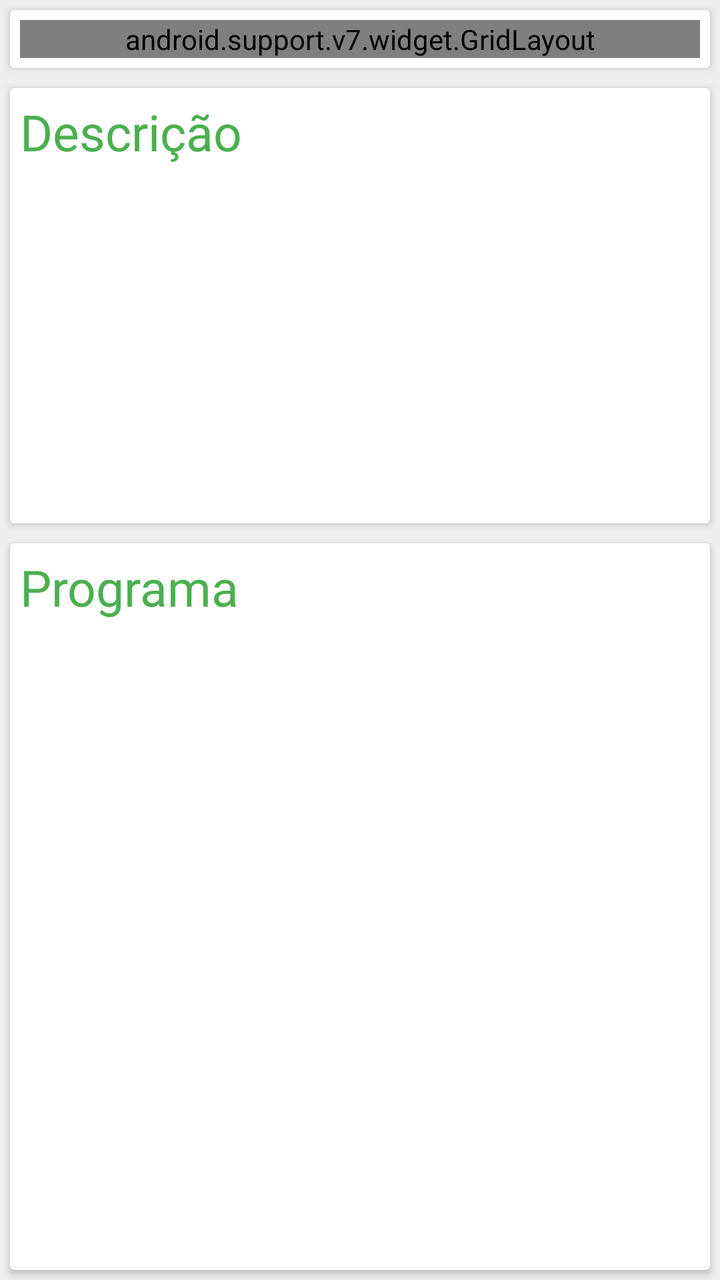
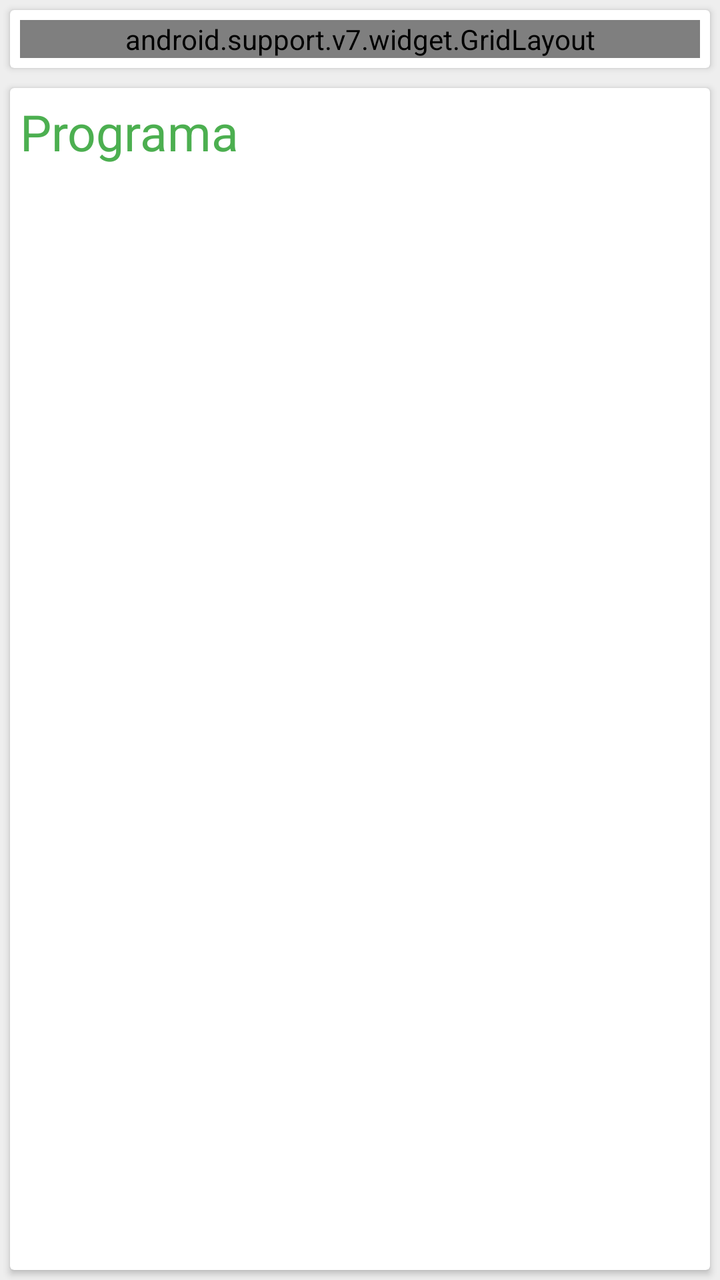

The first picture is an Android layout as it rendered before a commit; the second is the same layout after the commit. The layout source and the unified diff follow.
<!-- AndroidManifest.xml: application theme AppTheme -->
<!-- res/layout/degree_class_fragment.xml -->
<LinearLayout xmlns:android="http://schemas.android.com/apk/res/android"
    xmlns:app="http://schemas.android.com/apk/res-auto"
    xmlns:tools="http://schemas.android.com/tools"
    android:layout_width="match_parent"
    android:layout_height="match_parent"
    android:orientation="vertical"
    tools:context="pt.cmg.sweranker.degrees.DegreeClassFragment"
    android:background="@color/darkerBackground">

    <android.support.v7.widget.CardView
        android:layout_width="match_parent"
        android:layout_height="wrap_content"
        android:layout_margin="@dimen/card_margin"
        app:contentPadding="@dimen/card_inner_padding">

        <android.support.v7.widget.GridLayout xmlns:grid="http://schemas.android.com/apk/res-auto"
            android:layout_width="match_parent"
            android:layout_height="match_parent"
            app:columnCount="4"
            app:rowCount="2">

            <TextView
                android:id="@+id/textView2"
                android:layout_width="wrap_content"
                android:layout_height="wrap_content"
                app:layout_column="0"
                app:layout_row="0"
                grid:layout_columnWeight="0"
                android:text="@string/year"
                android:textSize="@dimen/degree_class_list_item_size"
                android:textColor="@color/colorPrimary" />

            <TextView
                android:id="@+id/year"
                android:layout_width="wrap_content"
                android:layout_height="wrap_content"
                android:layout_alignParentStart="true"
                android:layout_alignParentTop="true"
                android:gravity="center_horizontal"
                android:text="5"
                app:layout_column="1"
                app:layout_row="0"
                grid:layout_columnWeight="2"
                android:textSize="@dimen/degree_class_list_item_size"
                grid:layout_gravity="fill_horizontal" />

            <TextView
                android:id="@+id/textView3"
                android:layout_width="wrap_content"
                android:layout_height="wrap_content"
                android:text="@string/semester"
                app:layout_column="2"
                app:layout_row="0"
                grid:layout_columnWeight="0"
                android:textSize="@dimen/degree_class_list_item_size"
                android:textColor="@color/colorPrimary" />

            <TextView
                android:id="@+id/semester"
                android:layout_width="wrap_content"
                android:layout_height="wrap_content"
                android:layout_alignParentRight="true"
                android:gravity="center_horizontal"
                android:text="2"
                app:layout_column="3"
                app:layout_row="0"
                grid:layout_columnWeight="2"
                android:textSize="@dimen/degree_class_list_item_size"
                grid:layout_gravity="fill_horizontal" />

            <TextView
                android:id="@+id/textView4"
                android:layout_width="wrap_content"
                android:layout_height="wrap_content"
                android:text="@string/ects"
                app:layout_column="0"
                app:layout_row="1"
                grid:layout_columnWeight="0"
                android:textSize="@dimen/degree_class_list_item_size"
                android:textColor="@color/colorPrimary" />

            <TextView
                android:id="@+id/ects"
                android:layout_width="wrap_content"
                android:layout_height="wrap_content"
                android:layout_alignParentLeft="true"
                android:layout_below="@+id/year"
                android:gravity="center_horizontal"
                android:text="6"
                app:layout_column="1"
                app:layout_row="1"
                grid:layout_columnWeight="2"
                android:textSize="@dimen/degree_class_list_item_size"
                grid:layout_gravity="fill_horizontal" />

            <TextView
                android:id="@+id/textView5"
                android:layout_width="wrap_content"
                android:layout_height="wrap_content"
                android:text="@string/optional"
                app:layout_column="2"
                app:layout_row="1"
                grid:layout_columnWeight="0"
                android:textSize="@dimen/degree_class_list_item_size"
                android:textColor="@color/colorPrimary" />

            <TextView
                android:id="@+id/optional"
                android:layout_width="wrap_content"
                android:layout_height="wrap_content"
                android:layout_alignParentRight="true"
                android:layout_below="@+id/semester"
                android:gravity="center_horizontal"
                android:text="No"
                app:layout_column="3"
                app:layout_row="1"
                grid:layout_columnWeight="2"
                android:textSize="@dimen/degree_class_list_item_size"
                grid:layout_gravity="fill_horizontal" />

        </android.support.v7.widget.GridLayout>
    </android.support.v7.widget.CardView>

    <android.support.v7.widget.CardView
        android:layout_width="match_parent"
        android:layout_height="0px"
        android:layout_weight="3"
        android:layout_margin="@dimen/card_margin"
        app:contentPadding="@dimen/card_inner_padding">

        <LinearLayout
            android:layout_width="match_parent"
            android:layout_height="wrap_content"
            android:orientation="vertical">

            <TextView
                android:id="@+id/class_description_label"
                android:layout_width="match_parent"
                android:layout_height="wrap_content"
                android:text="@string/description"
                android:textSize="@dimen/degree_class_title_size"
                android:textColor="@color/colorPrimary" />

            <android.support.v4.widget.NestedScrollView
                android:layout_width="match_parent"
                android:layout_height="match_parent">

                <TextView
                    android:id="@+id/class_description_text"
                    android:layout_width="match_parent"
                    android:layout_height="wrap_content"
                    android:textSize="@dimen/degree_class_list_item_size" />


            </android.support.v4.widget.NestedScrollView>

        </LinearLayout>

    </android.support.v7.widget.CardView>

    <android.support.v7.widget.CardView
        android:layout_width="match_parent"
        android:layout_height="0px"
        android:layout_margin="@dimen/card_margin"
        android:layout_weight="5"
        app:contentPadding="@dimen/card_inner_padding">

        <LinearLayout
            android:layout_width="match_parent"
            android:layout_height="match_parent"
            android:orientation="vertical">

            <TextView
                android:id="@+id/class_curriculum"
                android:layout_width="match_parent"
                android:layout_height="wrap_content"
                android:text="@string/program"
                android:textSize="@dimen/degree_class_title_size"
                android:textColor="@color/colorPrimary" />

            <android.support.v7.widget.RecyclerView
                android:id="@+id/degree_program_list"
                android:layout_width="match_parent"
                android:layout_height="match_parent" />

        </LinearLayout>
    </android.support.v7.widget.CardView>

</LinearLayout>
<!-- resources referenced by this layout -->
<resources>
  <color name="colorPrimary">#4caf50</color>
  <color name="darkerBackground">#eeeeee</color>
  <dimen name="card_inner_padding">5dp</dimen>
  <dimen name="card_margin">5dp</dimen>
  <dimen name="degree_class_list_item_size">17dp</dimen>
  <dimen name="degree_class_title_size">25dp</dimen>
  <string name="description">Descrição</string>
  <string name="ects">ECTS</string>
  <string name="optional">Opcional</string>
  <string name="program">Programa</string>
  <string name="semester">Semestre</string>
  <string name="year">Ano</string>
  <style name="AppTheme" parent="Theme.AppCompat.Light.NoActionBar">
          <item name="colorPrimary">@color/colorPrimary</item>
          <item name="colorPrimaryDark">@color/colorPrimaryDark</item>
          <item name="colorAccent">@color/colorAccent</item>
      </style>
  <color name="colorPrimaryDark">#388e3c</color>
  <color name="colorAccent">#ffffff</color>
</resources>

<!-- the commit's change to res/layout/degree_class_fragment.xml (unified diff, before → after) -->
@@ -124,8 +124,9 @@
     <android.support.v7.widget.CardView
         android:layout_width="match_parent"
         android:layout_height="0px"
+        android:layout_margin="@dimen/card_margin"
         android:layout_weight="3"
-        android:layout_margin="@dimen/card_margin"
+        android:visibility="gone"
         app:contentPadding="@dimen/card_inner_padding">
 
         <LinearLayout
@@ -138,8 +139,8 @@
                 android:layout_width="match_parent"
                 android:layout_height="wrap_content"
                 android:text="@string/description"
-                android:textSize="@dimen/degree_class_title_size"
-                android:textColor="@color/colorPrimary" />
+                android:textColor="@color/colorPrimary"
+                android:textSize="@dimen/degree_class_title_size" />
 
             <android.support.v4.widget.NestedScrollView
                 android:layout_width="match_parent"
@@ -176,6 +177,7 @@
                 android:layout_height="wrap_content"
                 android:text="@string/program"
                 android:textSize="@dimen/degree_class_title_size"
+                android:paddingBottom="@dimen/degree_class_title_botttom_padding"
                 android:textColor="@color/colorPrimary" />
 
             <android.support.v7.widget.RecyclerView
<!-- resource entries referenced after the edit -->
@@ -5,6 +5,7 @@
   <dimen name="card_inner_padding">5dp</dimen>
   <dimen name="card_margin">5dp</dimen>
   <dimen name="degree_class_list_item_size">17dp</dimen>
+  <dimen name="degree_class_title_botttom_padding">7dp</dimen>
   <dimen name="degree_class_title_size">25dp</dimen>
   <string name="description">Descrição</string>
   <string name="ects">ECTS</string>
